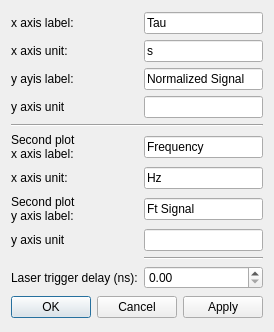
Above: gui/pulsed/ui-pulsed-main-gui-settings-analysis.ui from Ulm-IQO/qudi before the change. Below: the same form after it.
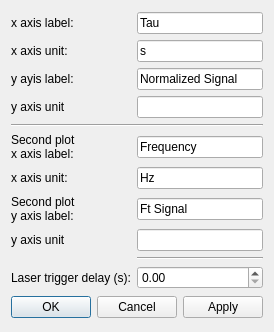
That is the form after the change. Custom widgets are drawn as their Qt base class.

Commit message: Unit in label wrong. config updated

Patch:
```diff
--- a/gui/pulsed/ui-pulsed-main-gui-settings-analysis.ui
+++ b/gui/pulsed/ui-pulsed-main-gui-settings-analysis.ui
@@ -153,7 +153,7 @@
      <item row="10" column="0">
       <widget class="QLabel" name="label_18">
        <property name="text">
-        <string>Laser trigger delay (ns):</string>
+        <string>Laser trigger delay (s):</string>
        </property>
       </widget>
      </item>
```
